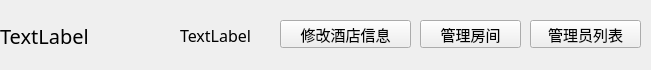
Qt form wgt_hotel_manager.ui (ziho719/HMS) before a commit.
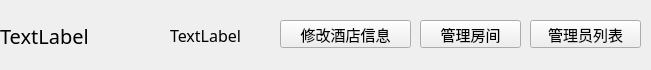
The same form after that commit.

```diff
--- a/wgt_hotel_manager.ui
+++ b/wgt_hotel_manager.ui
@@ -79,9 +79,9 @@
   <widget class="QLabel" name="label_status">
    <property name="geometry">
     <rect>
-     <x>180</x>
+     <x>170</x>
      <y>20</y>
-     <width>81</width>
+     <width>101</width>
      <height>31</height>
     </rect>
    </property>
```
